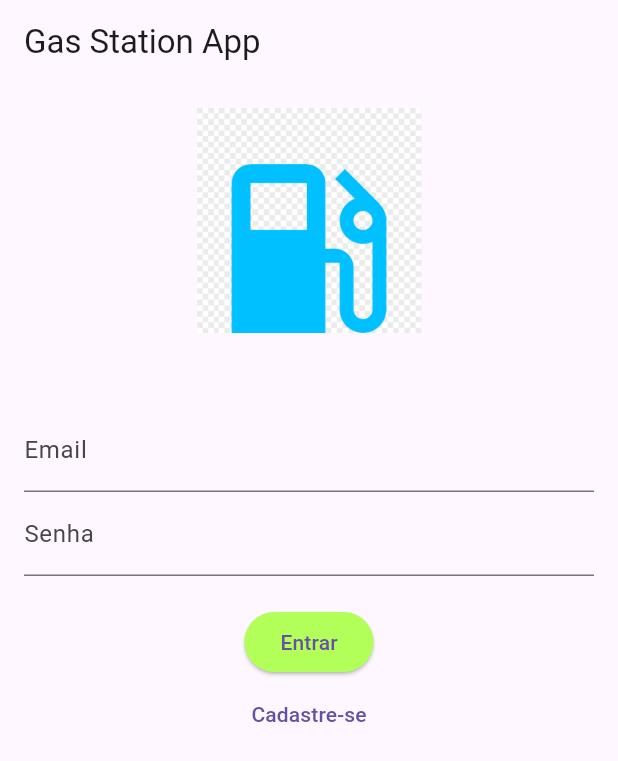
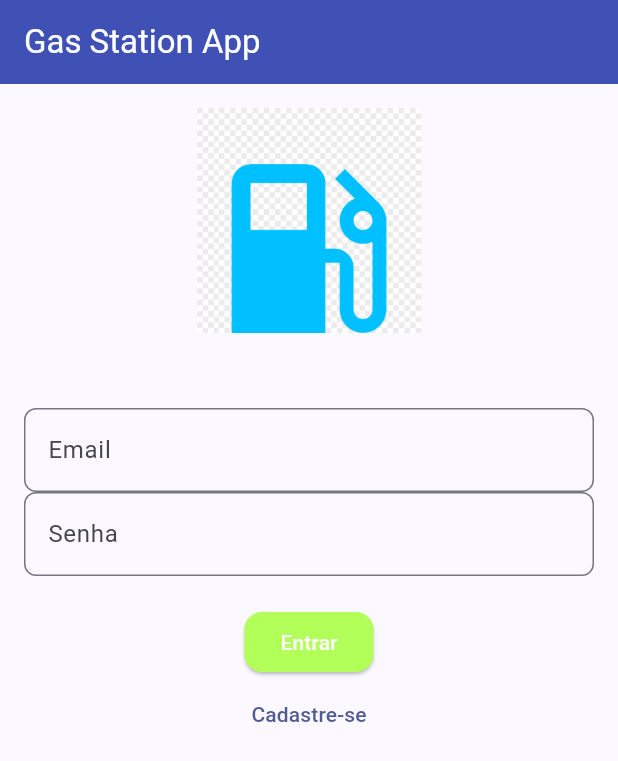
Before and after one commit to Wellyngthon/flutter_abastecimento_veiculos, a Flutter app: the screen it shows after launch, on a phone screen of 412 x 824 dp. Shown: the top 761 px of the screen. Run offline on Flutter 3.47's test engine with Material 3 defaults, Android fonts, the phone set to English and light mode, and no system bars; our stand-ins replace cloud_firestore, firebase_auth, firebase_core; accounts and stored records are empty.

Commit message:
style(theme): tema customizado e navegação

```diff
--- a/lib/main.dart
+++ b/lib/main.dart
@@ -1,4 +1,4 @@
-import 'package:abastecimento_veiculos/login.dart';
+import 'package:abastecimento_veiculos/screens/auth/login.dart';
 import 'package:flutter/material.dart';
 import 'package:firebase_core/firebase_core.dart';
 import 'firebase_options.dart';
@@ -13,6 +13,32 @@ class MyApp extends StatelessWidget {
   @override
   Widget build(BuildContext context) {
     return MaterialApp(debugShowCheckedModeBanner: false,
+    theme: ThemeData(
+    useMaterial3: true,
+    colorScheme: ColorScheme.fromSeed(
+          seedColor: Colors.indigo,
+          brightness: Brightness.light,
+        ),
+        appBarTheme: AppBarTheme(
+          backgroundColor: Colors.indigo,
+          foregroundColor: Colors.white,
+        ),
+        floatingActionButtonTheme: FloatingActionButtonThemeData(
+          backgroundColor: Colors.indigo,
+          foregroundColor: Colors.white,
+        ),
+        elevatedButtonTheme: ElevatedButtonThemeData(
+          style: ElevatedButton.styleFrom(
+            backgroundColor: Colors.indigo,
+            foregroundColor: Colors.white,
+            shape: RoundedRectangleBorder(borderRadius: BorderRadius.circular(12)),
+          ),
+        ),
+        inputDecorationTheme: InputDecorationTheme(
+          border: OutlineInputBorder(borderRadius: BorderRadius.circular(8)),
+        ),
+  ),
+
     home: LoginTela());
   }
 }
--- a/lib/cadastro_abastecimento.dart
+++ b/lib/screens/abastecimentos/cadastro_abastecimento.dart
@@ -1,3 +1,4 @@
+import 'package:abastecimento_veiculos/app_drawer.dart';
 import 'package:flutter/material.dart';
 import 'package:cloud_firestore/cloud_firestore.dart';
 import 'package:firebase_auth/firebase_auth.dart';
@@ -85,6 +86,7 @@ class _CadastroAbastecimentoTelaState extends State<CadastroAbastecimentoTela> {
 
     return Scaffold(
       appBar: AppBar(title: Text(isEdicao ? 'Editar Abastecimento' : 'Novo Abastecimento')),
+      drawer: AppDrawer(),
       body: Padding(
         padding: const EdgeInsets.all(16.0),
         child: Form(
--- a/lib/lista_abastecimento.dart
+++ b/lib/screens/abastecimentos/lista_abastecimento.dart
@@ -1,3 +1,4 @@
+import 'package:abastecimento_veiculos/app_drawer.dart';
 import 'package:flutter/material.dart';
 import 'package:cloud_firestore/cloud_firestore.dart';
 import 'package:firebase_auth/firebase_auth.dart';
@@ -23,6 +24,7 @@ class ListaAbastecimentosTela extends StatelessWidget {
 
     return Scaffold(
       appBar: AppBar(title: Text('Abastecimentos')),
+      drawer: AppDrawer(),
       body: StreamBuilder<QuerySnapshot>(
         stream: abastecimentosQuery.snapshots(),
         builder: (context, snapshot) {
--- a/lib/cadastro.dart
+++ b/lib/screens/auth/cadastro.dart
@@ -1,6 +1,7 @@
+import 'package:abastecimento_veiculos/app_drawer.dart';
 import 'package:flutter/material.dart';
 import 'package:firebase_auth/firebase_auth.dart';
-import 'package:abastecimento_veiculos/login.dart';
+import 'package:abastecimento_veiculos/screens/auth/login.dart';
 
 class CadastroTela extends StatefulWidget {
   @override
@@ -43,6 +44,7 @@ class _CadastroTelaState extends State<CadastroTela> {
   Widget build(BuildContext context) {
     return Scaffold(
       appBar: AppBar(title: Text('Cadastro - Gas Station App')),
+      drawer: AppDrawer(),
       body: Padding(
         padding: const EdgeInsets.all(16.0),
         child: Form(
--- a/lib/login.dart
+++ b/lib/screens/auth/login.dart
@@ -1,7 +1,7 @@
-import 'package:abastecimento_veiculos/listar_veiculos.dart';
+import 'package:abastecimento_veiculos/screens/veiculos/listar_veiculos.dart';
 import 'package:flutter/material.dart';
 import 'package:firebase_auth/firebase_auth.dart';
-import 'package:abastecimento_veiculos/cadastro.dart';
+import 'package:abastecimento_veiculos/screens/auth/cadastro.dart';
 
 class LoginTela extends StatefulWidget {
   @override
--- a/lib/listar_veiculos.dart
+++ b/lib/screens/veiculos/listar_veiculos.dart
@@ -1,9 +1,10 @@
-import 'package:abastecimento_veiculos/editar_veiculo.dart';
+import 'package:abastecimento_veiculos/app_drawer.dart';
+import 'package:abastecimento_veiculos/screens/veiculos/editar_veiculo.dart';
 import 'package:flutter/material.dart';
 import 'package:cloud_firestore/cloud_firestore.dart';
 import 'package:firebase_auth/firebase_auth.dart';
 import 'cadastro_veiculos.dart';
-import 'lista_abastecimento.dart';
+import '../abastecimentos/lista_abastecimento.dart';
 
 class ListaVeiculosTela extends StatelessWidget {
   @override
@@ -13,6 +14,7 @@ class ListaVeiculosTela extends StatelessWidget {
 
     return Scaffold(
       appBar: AppBar(title: Text('Meus Veículos')),
+      drawer: AppDrawer(),
       body: StreamBuilder<QuerySnapshot>(
         stream: veiculosRef.snapshots(),
         builder: (context, snapshot) {
```
Also changed, not shown: lib/app_drawer.dart (added, +73 -0 lines), lib/screens/veiculos/cadastro_veiculos.dart (renamed from lib/editar_veiculo.dart, +15 -30 lines), lib/screens/veiculos/editar_veiculo.dart (renamed from lib/cadastro_veiculos.dart, +32 -13 lines), lib/models/abastecimento.dart (renamed from lib/abastecimento.dart), lib/models/veiculo.dart (renamed from lib/veiculo.dart).
